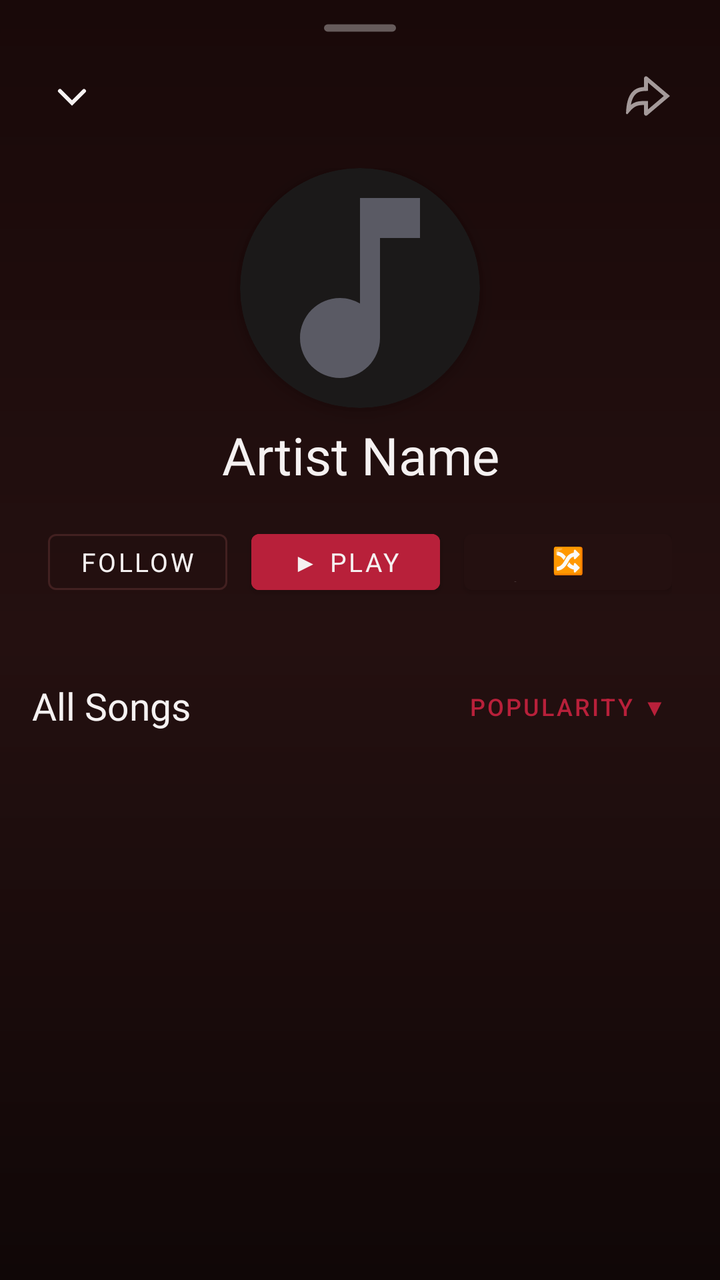
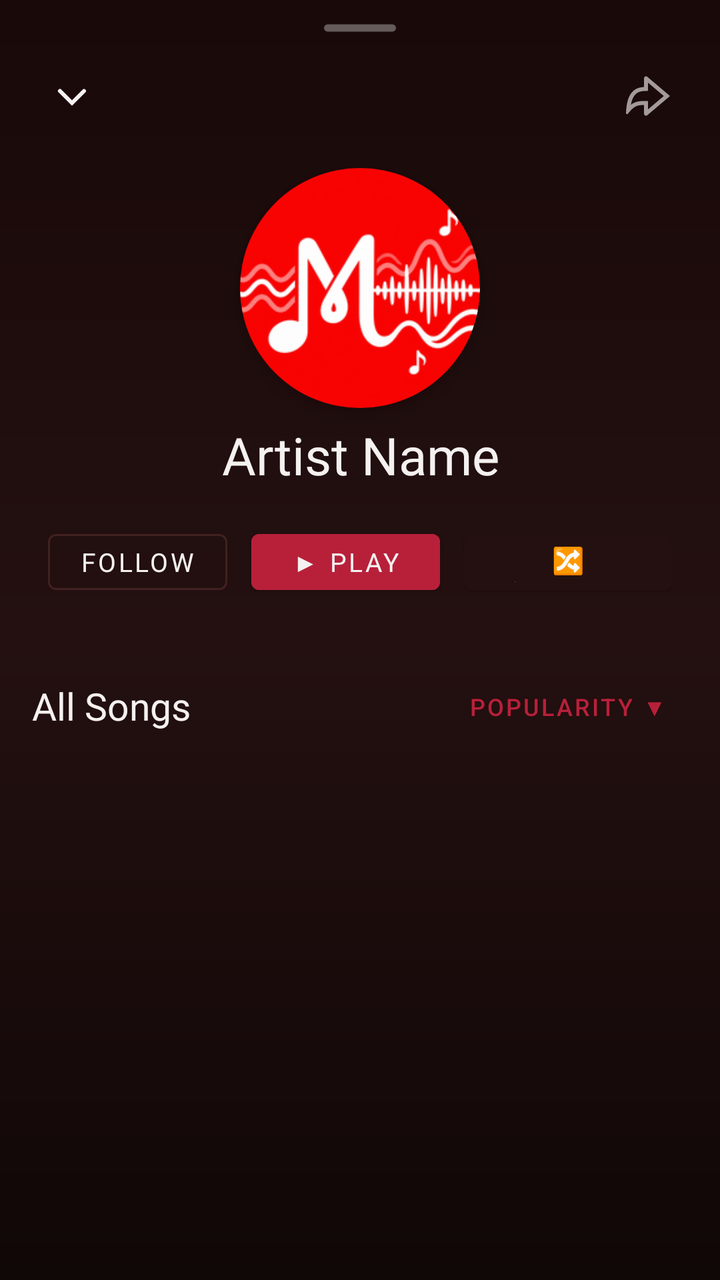

The first picture is an Android layout as it rendered before a commit; the second is the same layout after the commit. The layout source and the unified diff follow.
<!-- AndroidManifest.xml: application theme Theme.BraveMusicPlayer -->
<!-- res/layout/dialog_artist_detail.xml -->
<?xml version="1.0" encoding="utf-8"?>
<LinearLayout xmlns:android="http://schemas.android.com/apk/res/android"
    xmlns:app="http://schemas.android.com/apk/res-auto"
    android:layout_width="match_parent"
    android:layout_height="match_parent"
    android:background="@drawable/bg_now_playing_sheet"
    android:orientation="vertical"
    android:paddingTop="8dp">

    
    <ImageView
        android:layout_width="36dp"
        android:layout_height="4dp"
        android:layout_gravity="center_horizontal"
        android:layout_marginTop="4dp"
        android:layout_marginBottom="8dp"
        android:importantForAccessibility="no"
        android:src="@drawable/single_bar_drag_handle" />

    
    <RelativeLayout
        android:layout_width="match_parent"
        android:layout_height="48dp"
        android:paddingStart="16dp"
        android:paddingEnd="16dp">

        <ImageView
            android:id="@+id/btnArtistBack"
            android:layout_width="40dp"
            android:layout_height="40dp"
            android:layout_alignParentStart="true"
            android:layout_centerVertical="true"
            android:background="?android:attr/selectableItemBackgroundBorderless"
            android:contentDescription="Close Artist Page"
            android:padding="8dp"
            android:src="@drawable/ic_ytm_chevron_down"
            app:tint="@color/textPrimary" />

        <TextView
            android:id="@+id/tvArtistHeaderTitle"
            android:layout_width="wrap_content"
            android:layout_height="wrap_content"
            android:layout_centerInParent="true"
            android:ellipsize="end"
            android:fontFamily="@font/youtube_sans_bold_font"
            android:maxLines="1"
            android:text="Artist"
            android:textColor="@color/textPrimary"
            android:textSize="17sp"
            android:visibility="gone" />

        <ImageView
            android:id="@+id/btnArtistHeaderShare"
            android:layout_width="40dp"
            android:layout_height="40dp"
            android:layout_alignParentEnd="true"
            android:layout_centerVertical="true"
            android:background="?android:attr/selectableItemBackgroundBorderless"
            android:contentDescription="Share Artist"
            android:padding="8dp"
            android:src="@drawable/ic_ytm_share"
            app:tint="@color/textSecondary" />
    </RelativeLayout>

    <FrameLayout
        android:layout_width="match_parent"
        android:layout_height="0dp"
        android:layout_weight="1">

        
        <androidx.core.widget.NestedScrollView
            android:id="@+id/scrollArtistContent"
            android:layout_width="match_parent"
            android:layout_height="match_parent"
            android:clipToPadding="false"
            android:fillViewport="true"
            android:paddingBottom="120dp">

            <LinearLayout
                android:layout_width="match_parent"
                android:layout_height="wrap_content"
                android:orientation="vertical">

                
                <LinearLayout
                    android:layout_width="match_parent"
                    android:layout_height="wrap_content"
                    android:gravity="center_horizontal"
                    android:orientation="vertical"
                    android:paddingStart="24dp"
                    android:paddingTop="12dp"
                    android:paddingEnd="24dp"
                    android:paddingBottom="16dp">

                    
                    <androidx.cardview.widget.CardView
                        android:layout_width="120dp"
                        android:layout_height="120dp"
                        app:cardBackgroundColor="@color/surfaceCard"
                        app:cardCornerRadius="60dp"
                        app:cardElevation="6dp"
                        app:cardPreventCornerOverlap="false"
                        app:cardUseCompatPadding="false">

                        <ImageView
                            android:id="@+id/ivArtistPortrait"
                            android:layout_width="match_parent"
                            android:layout_height="match_parent"
                            android:contentDescription="Artist Portrait"
                            android:scaleType="centerCrop"
                            android:src="@drawable/ic_music_note" />
                    </androidx.cardview.widget.CardView>

                    
                    <LinearLayout
                        android:id="@+id/layoutArtistVerifiedBadge"
                        android:layout_width="wrap_content"
                        android:layout_height="wrap_content"
                        android:layout_marginTop="12dp"
                        android:gravity="center_vertical"
                        android:orientation="horizontal"
                        android:visibility="gone">

                        <ImageView
                            android:layout_width="16dp"
                            android:layout_height="16dp"
                            android:layout_marginEnd="6dp"
                            android:importantForAccessibility="no"
                            android:src="@drawable/ic_verified_badge" />

                        <TextView
                            android:layout_width="wrap_content"
                            android:layout_height="wrap_content"
                            android:fontFamily="sans-serif-black"
                            android:letterSpacing="0.05"
                            android:text="VERIFIED ARTIST"
                            android:textColor="@color/accentPrimary"
                            android:textSize="11sp" />
                    </LinearLayout>

                    
                    <TextView
                        android:id="@+id/tvArtistName"
                        android:layout_width="wrap_content"
                        android:layout_height="wrap_content"
                        android:layout_marginTop="6dp"
                        android:ellipsize="end"
                        android:fontFamily="@font/youtube_sans_bold_font"
                        android:gravity="center"
                        android:maxLines="2"
                        android:text="Artist Name"
                        android:textColor="@color/textPrimary"
                        android:textSize="26sp" />

                    
                    <TextView
                        android:id="@+id/tvArtistMetrics"
                        android:layout_width="wrap_content"
                        android:layout_height="wrap_content"
                        android:layout_marginTop="4dp"
                        android:fontFamily="sans-serif"
                        android:gravity="center"
                        android:text="100K Followers"
                        android:textColor="@color/textSecondary"
                        android:textSize="13sp"
                        android:visibility="gone" />

                    
                    <LinearLayout
                        android:layout_width="match_parent"
                        android:layout_height="wrap_content"
                        android:layout_marginTop="16dp"
                        android:gravity="center"
                        android:orientation="horizontal">

                        
                        <Button
                            android:id="@+id/btnArtistFollow"
                            style="@style/Widget.MaterialComponents.Button.OutlinedButton"
                            android:layout_width="wrap_content"
                            android:layout_height="40dp"
                            android:layout_marginEnd="8dp"
                            android:fontFamily="sans-serif-bold"
                            android:paddingStart="16dp"
                            android:paddingEnd="16dp"
                            android:text="Follow"
                            android:textColor="@color/textPrimary"
                            android:textSize="13sp"
                            app:strokeColor="@color/borderSubtle" />

                        
                        <Button
                            android:id="@+id/btnArtistPlay"
                            style="@style/Widget.MaterialComponents.Button"
                            android:layout_width="wrap_content"
                            android:layout_height="40dp"
                            android:layout_marginStart="4dp"
                            android:layout_marginEnd="8dp"
                            android:backgroundTint="@color/accentPrimary"
                            android:fontFamily="sans-serif-bold"
                            android:paddingStart="20dp"
                            android:paddingEnd="20dp"
                            android:text="▶ Play"
                            android:textColor="@color/textPrimary"
                            android:textSize="13sp" />

                        
                        <Button
                            android:id="@+id/btnArtistShuffle"
                            style="@style/Widget.MaterialComponents.Button"
                            android:layout_width="wrap_content"
                            android:layout_height="40dp"
                            android:layout_marginStart="4dp"
                            android:backgroundTint="@color/surfaceElevated"
                            android:fontFamily="sans-serif-bold"
                            android:paddingStart="16dp"
                            android:paddingEnd="16dp"
                            android:text="🔀 Shuffle"
                            android:textColor="@color/textPrimary"
                            android:textSize="13sp" />
                    </LinearLayout>

                    
                    <LinearLayout
                        android:id="@+id/layoutArtistBio"
                        android:layout_width="match_parent"
                        android:layout_height="wrap_content"
                        android:layout_marginTop="16dp"
                        android:background="@drawable/bg_rounded_card"
                        android:orientation="vertical"
                        android:padding="14dp"
                        android:visibility="gone">

                        <TextView
                            android:layout_width="wrap_content"
                            android:layout_height="wrap_content"
                            android:fontFamily="@font/youtube_sans_bold_font"
                            android:text="About"
                            android:textColor="@color/textPrimary"
                            android:textSize="15sp" />

                        <TextView
                            android:id="@+id/tvArtistBio"
                            android:layout_width="match_parent"
                            android:layout_height="wrap_content"
                            android:layout_marginTop="6dp"
                            android:ellipsize="end"
                            android:fontFamily="sans-serif"
                            android:lineSpacingExtra="3dp"
                            android:maxLines="3"
                            android:textColor="@color/textSecondary"
                            android:textSize="13sp" />

                        <TextView
                            android:id="@+id/tvArtistBioToggle"
                            android:layout_width="wrap_content"
                            android:layout_height="wrap_content"
                            android:layout_marginTop="6dp"
                            android:background="?android:attr/selectableItemBackgroundBorderless"
                            android:fontFamily="sans-serif-bold"
                            android:paddingTop="4dp"
                            android:paddingBottom="4dp"
                            android:text="Read More"
                            android:textColor="@color/accentPrimary"
                            android:textSize="12sp" />
                    </LinearLayout>
                </LinearLayout>

                
                <LinearLayout
                    android:id="@+id/layoutArtistPopularSection"
                    android:layout_width="match_parent"
                    android:layout_height="wrap_content"
                    android:layout_marginTop="4dp"
                    android:orientation="vertical"
                    android:visibility="gone">

                    <TextView
                        android:layout_width="wrap_content"
                        android:layout_height="wrap_content"
                        android:layout_marginStart="16dp"
                        android:layout_marginBottom="8dp"
                        android:fontFamily="@font/youtube_sans_bold_font"
                        android:text="Popular Songs"
                        android:textColor="@color/textPrimary"
                        android:textSize="19sp" />

                    <androidx.recyclerview.widget.RecyclerView
                        android:id="@+id/rvArtistPopularSongs"
                        android:layout_width="match_parent"
                        android:layout_height="wrap_content"
                        android:nestedScrollingEnabled="false" />
                </LinearLayout>

                
                <LinearLayout
                    android:id="@+id/layoutArtistAllSongsSection"
                    android:layout_width="match_parent"
                    android:layout_height="wrap_content"
                    android:layout_marginTop="18dp"
                    android:orientation="vertical">

                    <RelativeLayout
                        android:layout_width="match_parent"
                        android:layout_height="wrap_content"
                        android:layout_marginStart="16dp"
                        android:layout_marginEnd="16dp"
                        android:layout_marginBottom="10dp">

                        <TextView
                            android:id="@+id/tvDiscographyTitle"
                            android:layout_width="wrap_content"
                            android:layout_height="wrap_content"
                            android:layout_alignParentStart="true"
                            android:layout_centerVertical="true"
                            android:fontFamily="@font/youtube_sans_bold_font"
                            android:text="All Songs"
                            android:textColor="@color/textPrimary"
                            android:textSize="19sp" />

                        
                        <Button
                            android:id="@+id/btnArtistSort"
                            style="@style/Widget.MaterialComponents.Button.TextButton"
                            android:layout_width="wrap_content"
                            android:layout_height="36dp"
                            android:layout_alignParentEnd="true"
                            android:layout_centerVertical="true"
                            android:fontFamily="sans-serif-medium"
                            android:paddingStart="10dp"
                            android:paddingEnd="10dp"
                            android:text="Popularity ▼"
                            android:textColor="@color/accentPrimary"
                            android:textSize="12sp" />
                    </RelativeLayout>

                    <androidx.recyclerview.widget.RecyclerView
                        android:id="@+id/rvArtistAllSongs"
                        android:layout_width="match_parent"
                        android:layout_height="wrap_content"
                        android:nestedScrollingEnabled="false" />

                    
                    <LinearLayout
                        android:id="@+id/layoutArtistSeeMore"
                        android:layout_width="match_parent"
                        android:layout_height="wrap_content"
                        android:gravity="center"
                        android:orientation="vertical"
                        android:paddingTop="12dp"
                        android:paddingBottom="8dp"
                        android:visibility="gone">

                        <ProgressBar
                            android:id="@+id/pbArtistSeeMoreLoading"
                            android:layout_width="28dp"
                            android:layout_height="28dp"
                            android:indeterminateTint="@color/accentPrimary"
                            android:visibility="gone" />

                        <Button
                            android:id="@+id/btnArtistSeeMore"
                            style="@style/Widget.MaterialComponents.Button.OutlinedButton"
                            android:layout_width="wrap_content"
                            android:layout_height="38dp"
                            android:fontFamily="sans-serif-bold"
                            android:paddingStart="24dp"
                            android:paddingEnd="24dp"
                            android:text="See More Songs"
                            android:textColor="@color/accentPrimary"
                            android:textSize="13sp"
                            app:strokeColor="@color/borderSubtle" />
                    </LinearLayout>
                </LinearLayout>

                
                <LinearLayout
                    android:id="@+id/layoutArtistAlbumsSection"
                    android:layout_width="match_parent"
                    android:layout_height="wrap_content"
                    android:layout_marginTop="24dp"
                    android:orientation="vertical"
                    android:visibility="gone">

                    <TextView
                        android:layout_width="wrap_content"
                        android:layout_height="wrap_content"
                        android:layout_marginStart="16dp"
                        android:layout_marginBottom="12dp"
                        android:fontFamily="@font/youtube_sans_bold_font"
                        android:text="Albums &amp; Singles"
                        android:textColor="@color/textPrimary"
                        android:textSize="19sp" />

                    <androidx.recyclerview.widget.RecyclerView
                        android:id="@+id/rvArtistAlbums"
                        android:layout_width="match_parent"
                        android:layout_height="wrap_content"
                        android:clipToPadding="false"
                        android:orientation="horizontal"
                        android:paddingStart="12dp"
                        android:paddingEnd="12dp" />
                </LinearLayout>

                
                <LinearLayout
                    android:id="@+id/layoutArtistRelatedSection"
                    android:layout_width="match_parent"
                    android:layout_height="wrap_content"
                    android:layout_marginTop="24dp"
                    android:orientation="vertical"
                    android:visibility="gone">

                    <TextView
                        android:layout_width="wrap_content"
                        android:layout_height="wrap_content"
                        android:layout_marginStart="16dp"
                        android:layout_marginBottom="12dp"
                        android:fontFamily="@font/youtube_sans_bold_font"
                        android:text="Fans Also Like"
                        android:textColor="@color/textPrimary"
                        android:textSize="19sp" />

                    <androidx.recyclerview.widget.RecyclerView
                        android:id="@+id/rvArtistRelated"
                        android:layout_width="match_parent"
                        android:layout_height="wrap_content"
                        android:clipToPadding="false"
                        android:orientation="horizontal"
                        android:paddingStart="12dp"
                        android:paddingEnd="12dp" />
                </LinearLayout>

            </LinearLayout>
        </androidx.core.widget.NestedScrollView>

        
        <ProgressBar
            android:id="@+id/pbArtistLoading"
            android:layout_width="wrap_content"
            android:layout_height="wrap_content"
            android:layout_gravity="center"
            android:indeterminateTint="@color/accentPrimary"
            android:visibility="visible" />

        
        <LinearLayout
            android:id="@+id/layoutArtistError"
            android:layout_width="match_parent"
            android:layout_height="wrap_content"
            android:layout_gravity="center"
            android:layout_marginStart="32dp"
            android:layout_marginEnd="32dp"
            android:gravity="center"
            android:orientation="vertical"
            android:visibility="gone">

            <TextView
                android:id="@+id/tvArtistError"
                android:layout_width="wrap_content"
                android:layout_height="wrap_content"
                android:fontFamily="sans-serif"
                android:gravity="center"
                android:text="Unable to load artist profile."
                android:textColor="@color/textSecondary"
                android:textSize="14sp" />

            <Button
                android:id="@+id/btnArtistRetry"
                style="@style/Widget.MaterialComponents.Button"
                android:layout_width="wrap_content"
                android:layout_height="40dp"
                android:layout_marginTop="12dp"
                android:backgroundTint="@color/accentPrimary"
                android:text="Retry"
                android:textColor="@color/textPrimary" />
        </LinearLayout>

        
        <TextView
            android:id="@+id/tvArtistEmpty"
            android:layout_width="wrap_content"
            android:layout_height="wrap_content"
            android:layout_gravity="center"
            android:fontFamily="sans-serif"
            android:text="No tracks found for this artist."
            android:textColor="@color/textSecondary"
            android:textSize="14sp"
            android:visibility="gone" />

    </FrameLayout>
</LinearLayout>
<!-- resources referenced by this layout -->
<resources>
  <color name="accentPrimary">#B8203A</color>
  <color name="borderSubtle">#422020</color>
  <color name="surfaceCard">#1B1919</color>
  <color name="surfaceElevated">#241010</color>
  <color name="textPrimary">#F5F1F1</color>
  <color name="textSecondary">#A49A9A</color>
  <!-- drawable bg_rounded_card (drawable) -->
  <?xml version="1.0" encoding="utf-8"?>
  <shape xmlns:android="http://schemas.android.com/apk/res/android"
      android:shape="rectangle">
      <corners android:radius="10dp" />
      <solid android:color="@color/surfaceCard" />
      <stroke
          android:width="1dp"
          android:color="@color/borderSubtle" />
  </shape>
  <!-- drawable ic_music_note (drawable) -->
  <vector xmlns:android="http://schemas.android.com/apk/res/android"
      android:width="24dp"
      android:height="24dp"
      android:viewportWidth="24"
      android:viewportHeight="24">
      <path
          android:fillColor="#5A5A64"
          android:pathData="M12,3v10.55c-0.59,-0.34 -1.27,-0.55 -2,-0.55 -2.21,0 -4,1.79 -4,4s1.79,4 4,4 4,-1.79 4,-4V7h4V3h-6z"/>
  </vector>
  <!-- drawable ic_verified_badge (drawable) -->
  <vector xmlns:android="http://schemas.android.com/apk/res/android"
      android:width="16dp"
      android:height="16dp"
      android:viewportWidth="24"
      android:viewportHeight="24">
      <path
          android:fillColor="@color/accentPrimary"
          android:pathData="M12,2C6.48,2 2,6.48 2,12s4.48,10 10,10 10,-4.48 10,-10S17.52,2 12,2zM10,17l-5,-5 1.41,-1.41L10,14.17l7.59,-7.59L19,8l-9,9z"/>
  </vector>
  <!-- drawable ic_ytm_chevron_down (drawable) -->
  <?xml version="1.0" encoding="utf-8"?>
  <vector  android:height="24.0dp" android:width="24.0dp" android:viewportWidth="24.0" android:viewportHeight="24.0"
    xmlns:android="http://schemas.android.com/apk/res/android">
      <path android:fillColor="@android:color/white" android:pathData="M18.707,8.793a1,1 0,0 0,-1.414 0L12,14.086 6.707,8.793a1,1 0,1 0,-1.414 1.414L12,16.914l6.707,-6.707a1,1 0,0 0,0 -1.414Z" />
  </vector>
  <!-- drawable single_bar_drag_handle (drawable) -->
  <?xml version="1.0" encoding="utf-8"?>
  <shape android:shape="rectangle"
    xmlns:android="http://schemas.android.com/apk/res/android">
      <corners android:radius="3.0dp" />
      <solid android:color="#55FFFFFF" />
      <size android:height="@dimen/yt_sys_measurement_size_min" android:width="@dimen/yt_sys_measurement_size_hero" />
  </shape>
  <color name="backgroundSecondary">#190909</color>
  <color name="background">#100707</color>
  <dimen name="yt_sys_measurement_size_min">4dp</dimen>
  <dimen name="yt_sys_measurement_size_hero">40dp</dimen>
  <color name="accentPressed">#8F1830</color>
  <!-- drawable bg_ytm_gradient (drawable) -->
  <?xml version="1.0" encoding="utf-8"?>
  <shape xmlns:android="http://schemas.android.com/apk/res/android"
      android:shape="rectangle">
      <gradient
          android:angle="270"
          android:startColor="@color/backgroundSecondary"
          android:endColor="@color/background"
          android:type="linear" />
  </shape>
  <style name="MelodyBottomSheetDialogTheme" parent="Theme.Design.Light.BottomSheetDialog">
          <item name="bottomSheetStyle">@style/MelodyBottomSheetStyle</item>
          <item name="android:windowIsFloating">false</item>
          <item name="android:navigationBarColor">@color/backgroundSecondary</item>
          <item name="android:windowLightNavigationBar" tools:targetApi="27">false</item>
      </style>
  <style name="MelodyBottomSheetStyle" parent="Widget.Design.BottomSheet.Modal">
          <item name="android:background">@android:color/transparent</item>
      </style>
  <!-- unchanged entries left out for length: 3 -->
</resources>

<!-- the commit's change to res/layout/dialog_artist_detail.xml (unified diff, before → after) -->
@@ -108,7 +108,7 @@
                             android:layout_height="match_parent"
                             android:contentDescription="Artist Portrait"
                             android:scaleType="centerCrop"
-                            android:src="@drawable/ic_music_note" />
+                            android:src="@drawable/ic_melody_logo" />
                     </androidx.cardview.widget.CardView>
 
                     
<!-- resource entries referenced after the edit -->
@@ -16,16 +16,7 @@
           android:width="1dp"
           android:color="@color/borderSubtle" />
   </shape>
-  <!-- drawable ic_music_note (drawable) -->
-  <vector xmlns:android="http://schemas.android.com/apk/res/android"
-      android:width="24dp"
-      android:height="24dp"
-      android:viewportWidth="24"
-      android:viewportHeight="24">
-      <path
-          android:fillColor="#5A5A64"
-          android:pathData="M12,3v10.55c-0.59,-0.34 -1.27,-0.55 -2,-0.55 -2.21,0 -4,1.79 -4,4s1.79,4 4,4 4,-1.79 4,-4V7h4V3h-6z"/>
-  </vector>
+  <!-- drawable ic_melody_logo: png bitmap (drawable, 46801 bytes) -->
   <!-- drawable ic_verified_badge (drawable) -->
   <vector xmlns:android="http://schemas.android.com/apk/res/android"
       android:width="16dp"
